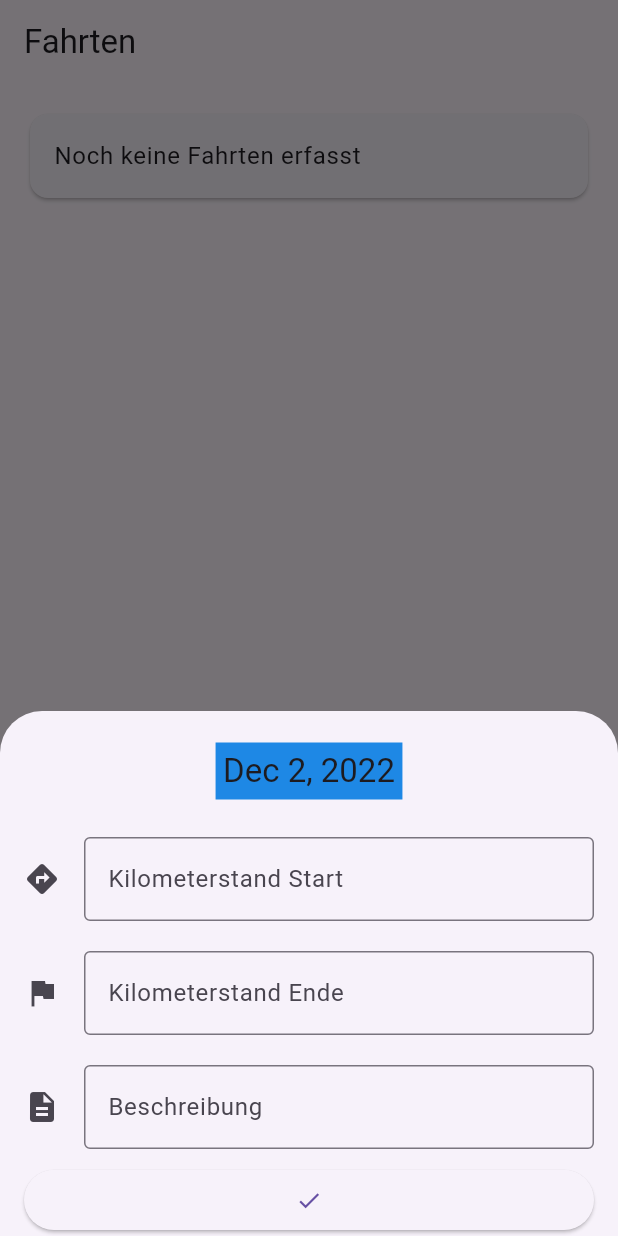
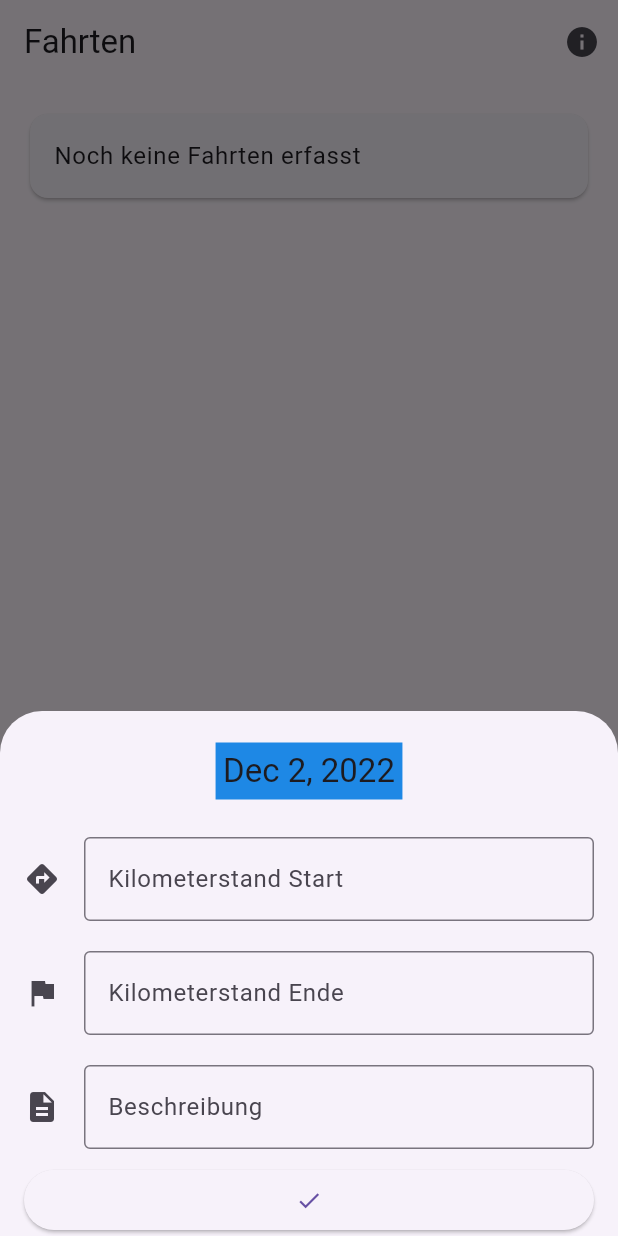
Before and after one commit to BjarneRentz/Fahrtenbuch, a Flutter app: the screen it shows after launch, after a tap on the "add" icon, on a phone screen of 412 x 824 dp. Run offline on Flutter 3.47's test engine with Material 2 defaults, Android fonts, the phone set to English and light mode, and no system bars; our stand-ins replace hive, hive_flutter; accounts and stored records are empty.

Commit message:
Drawer now opens the last unfinished ride instead of always creating a new one

```diff
--- a/lib/app.dart
+++ b/lib/app.dart
@@ -23,10 +23,20 @@ class _AppState extends State<App> {
     return Scaffold(
       appBar: AppBar(
         title: Text(appTitles[index]),
+        actions: [
+          IconButton(
+              onPressed: () => showAboutDialog(
+                  context: context,
+                  applicationName: 'Fahrtenbuch',
+                  applicationLegalese: 'Github.com/BjarneRentz/Fahrtenbuch'),
+              icon: Icon(Icons.info))
+        ],
       ),
       body: widgets.elementAt(index),
       floatingActionButton: FloatingActionButton(
-          child: Icon(Icons.add),
+          child: Icon(Provider.of<RideProvider>(context).hasUnfinishedRides
+              ? Icons.done_all
+              : Icons.add),
           onPressed: () {
             showModalBottomSheet(
                 isScrollControlled: true,
@@ -40,12 +50,11 @@ class _AppState extends State<App> {
                           left: 16.0,
                           right: 16.0),
                       child: EditRide(
-                        submitRide: (ride) {
-                          var rideProvider =
-                              Provider.of<RideProvider>(context, listen: false);
-                          rideProvider.add(ride);
-                          Navigator.pop(context);
-                        },
+                        ride: Provider.of<RideProvider>(context, listen: false)
+                            .unfinishedRide,
+                        rideProvider:
+                            Provider.of<RideProvider>(context, listen: false),
+                        onSubmittedCallback: () => Navigator.pop(context),
                       ),
                     ),
                   );
--- a/lib/provider/ride_provider.dart
+++ b/lib/provider/ride_provider.dart
@@ -3,6 +3,7 @@ import 'dart:collection';
 import 'package:fahrtenbuch/models/ride.dart';
 import 'package:flutter/foundation.dart';
 import 'package:hive_flutter/hive_flutter.dart';
+import 'package:collection/collection.dart';
 
 class RideProvider extends ChangeNotifier {
   RideProvider() {
@@ -10,6 +11,10 @@ class RideProvider extends ChangeNotifier {
   }
 
   final List<Ride> _rides = [];
+
+  Ride? get unfinishedRide => _rides.firstWhereOrNull((ride) => !ride.finished);
+
+  bool get hasUnfinishedRides => unfinishedRide != null;
 
   UnmodifiableListView<Ride> get rides => UnmodifiableListView(_rides);
 
@@ -37,5 +42,6 @@ class RideProvider extends ChangeNotifier {
     _rides.removeWhere((r) => r.key == ride.key);
     _box.delete(ride.key);
     add(ride);
+    notifyListeners();
   }
 }
--- a/lib/views/widgets/edit_ride.dart
+++ b/lib/views/widgets/edit_ride.dart
@@ -1,14 +1,21 @@
 import 'package:fahrtenbuch/models/ride.dart';
+import 'package:fahrtenbuch/provider/ride_provider.dart';
 import 'package:flutter/material.dart';
 import 'package:intl/intl.dart';
 
 class EditRide extends StatefulWidget {
-  const EditRide({Key? key, required this.submitRide, this.ride})
+  const EditRide(
+      {Key? key,
+      required this.rideProvider,
+      this.ride,
+      required this.onSubmittedCallback})
       : super(key: key);
 
   final Ride? ride;
 
-  final void Function(Ride ride) submitRide;
+  final RideProvider rideProvider;
+
+  final Function onSubmittedCallback;
 
   @override
   _EditRideState createState() => _EditRideState(ride);
@@ -151,7 +158,7 @@ class _EditRideState extends State<EditRide> {
 
       Ride ride =
           Ride(_date, milageStart, milageEnd, description: _description);
-      widget.submitRide(ride);
+      widget.rideProvider.add(ride);
     } else if (_ride != null) {
       _ride!.mileageStart = (double.parse(_milageStart) * 1000).toInt();
       if (_milageEnd != null)
@@ -159,7 +166,8 @@ class _EditRideState extends State<EditRide> {
       _ride!.description = _description;
       _ride!.date = _date;
 
-      widget.submitRide(_ride!);
+      widget.rideProvider.updateRide(_ride!);
     }
+    widget.onSubmittedCallback();
   }
 }
```
Also changed, not shown: lib/add_ride.dart (deleted, +0 -36 lines), lib/ride_list.dart (+8 -8 lines).
